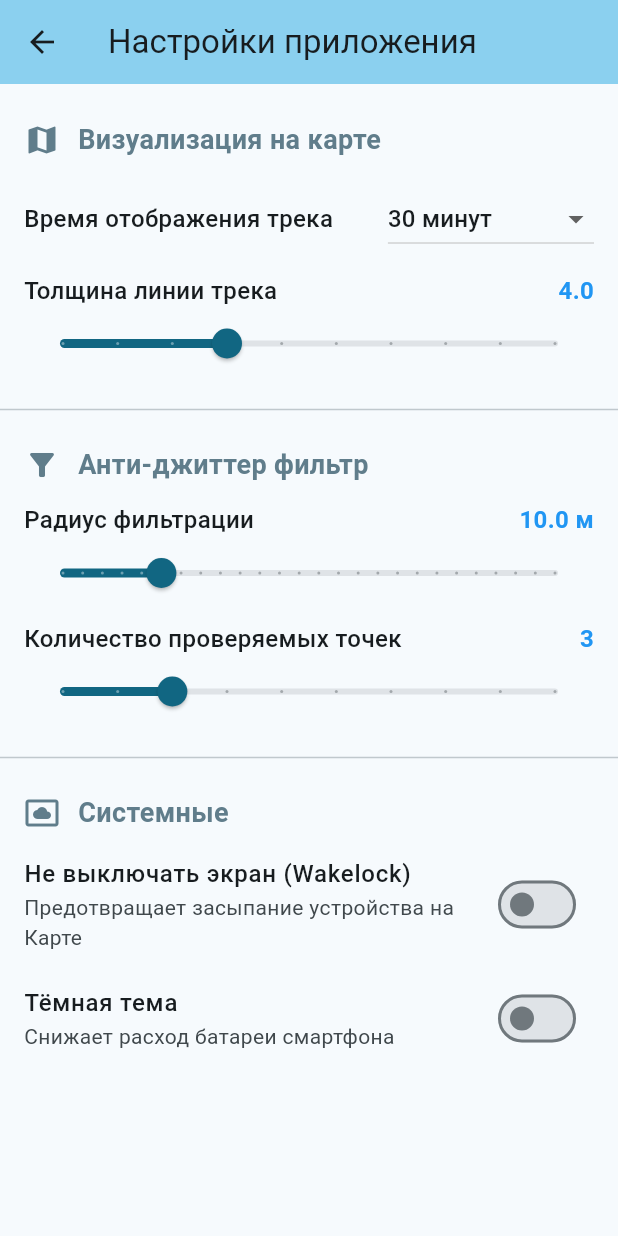
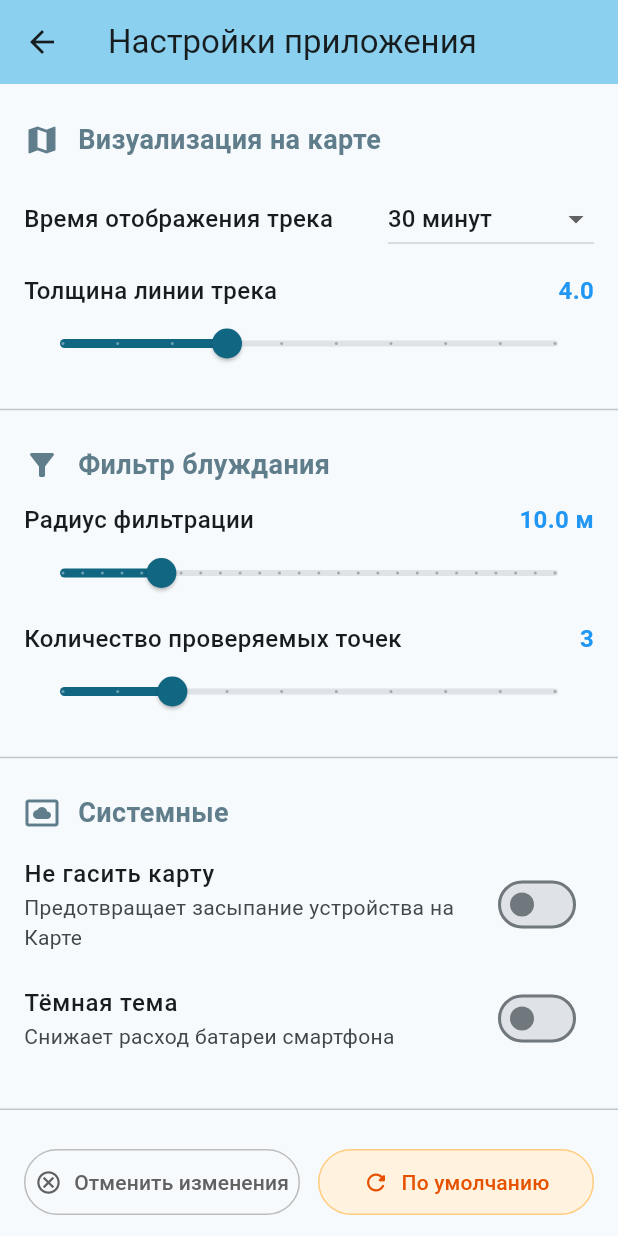
Before and after one commit to michroz2/Naviga-Operator, a Flutter app: the SettingsScreen screen opened directly, on a phone screen of 412 x 824 dp. Run offline on Flutter 3.47's test engine with Material 3 defaults, Android fonts, the phone set to English and light mode, and no system bars; our stand-ins replace flutter_blue_plus, flutter_local_notifications, flutter_map, geolocator, latlong2; missing offline and left inert: flutter_background_service.

Commit message:
1.32.2 Шаг 2 (v1.32.1) — Архитектура состояния (State Management): Создание центрального класса AppSettings в оперативной памяти. (Успешно завершено) Шаг 3 (v1.32.2) — Логика транзакционности (Отмена и Сброс): Перевод экрана настроек на буферное (временное) хранение данных внутри состояния виджета. Реализация кэширования при входе, кнопки «Отменить изменения» (выход без сохранения) и кнопки «По умолчанию» с предупреждающим диалогом. Выход с экрана обычным жестом или стрелкой «Назад» подтверждает и сохраняет изменения.

```diff
--- a/lib/app_config.dart
+++ b/lib/app_config.dart
@@ -6,5 +6,5 @@
  */
 
 class AppConfig {
-  static const String version = '1.32.0';
+  static const String version = '1.32.2';
 }
--- /dev/null
+++ b/lib/app_settings.dart
@@ -0,0 +1,80 @@
+/*
+ * Файл: app_settings.dart
+ * Версия: 1.32.1
+ * Изменения: ЭТАП Настроек, Шаг 2. Создан синглтон для хранения и управления состоянием локальных настроек приложения (в оперативной памяти).
+ * Описание: Менеджер локальных настроек приложения.
+ */
+
+import 'package:flutter/foundation.dart';
+
+class AppSettings extends ChangeNotifier {
+  // Реализация паттерна Singleton для доступа из любой точки приложения
+  static final AppSettings _instance = AppSettings._internal();
+  factory AppSettings() => _instance;
+  AppSettings._internal();
+
+  // --- Значения по умолчанию ---
+
+  // Визуализация на карте
+  int _trackTimeMs = 1800000; // 30 минут
+  double _trackWidth = 4.0;
+
+  // Пространственный фильтр
+  double _jitterRadius = 10.0;
+  int _jitterPoints = 3;
+
+  // Системные
+  bool _keepScreenOn = false;
+  bool _darkTheme = false;
+
+  // --- Геттеры ---
+  int get trackTimeMs => _trackTimeMs;
+  double get trackWidth => _trackWidth;
+  double get jitterRadius => _jitterRadius;
+  int get jitterPoints => _jitterPoints;
+  bool get keepScreenOn => _keepScreenOn;
+  bool get darkTheme => _darkTheme;
+
+  // --- Сеттеры с уведомлением слушателей ---
+  void setTrackTimeMs(int value) {
+    if (_trackTimeMs != value) {
+      _trackTimeMs = value;
+      notifyListeners();
+    }
+  }
+
+  void setTrackWidth(double value) {
+    if (_trackWidth != value) {
+      _trackWidth = value;
+      notifyListeners();
+    }
+  }
+
+  void setJitterRadius(double value) {
+    if (_jitterRadius != value) {
+      _jitterRadius = value;
+      notifyListeners();
+    }
+  }
+
+  void setJitterPoints(int value) {
+    if (_jitterPoints != value) {
+      _jitterPoints = value;
+      notifyListeners();
+    }
+  }
+
+  void setKeepScreenOn(bool value) {
+    if (_keepScreenOn != value) {
+      _keepScreenOn = value;
+      notifyListeners();
+    }
+  }
+
+  void setDarkTheme(bool value) {
+    if (_darkTheme != value) {
+      _darkTheme = value;
+      notifyListeners();
+    }
+  }
+}
--- a/lib/settings_screen.dart
+++ b/lib/settings_screen.dart
@@ -1,11 +1,12 @@
 /*
  * Файл: settings_screen.dart
- * Версия: 1.32.0
- * Изменения: ЭТАП Настроек, Шаг 1. Создан визуальный каркас экрана настроек приложения.
+ * Версия: 1.32.2
+ * Изменения: ЭТАП Настроек, Шаг 3. Реализован буфер редактирования. Добавлены кнопки "Отменить изменения" и "По умолчанию" с диалогом подтверждения.
  * Описание: Экран управления локальными настройками приложения.
  */
 
 import 'package:flutter/material.dart';
+import 'app_settings.dart';
 
 class SettingsScreen extends StatefulWidget {
   const SettingsScreen({super.key});
@@ -15,13 +16,18 @@ class SettingsScreen extends StatefulWidget {
 }
 
 class _SettingsScreenState extends State<SettingsScreen> {
-  // Временные локальные переменные для визуального тестирования (Шаг 1)
-  int _trackTimeMs = 1800000; // 30 минут по умолчанию
-  double _trackWidth = 4.0;
-  double _jitterRadius = 10.0;
-  int _jitterPoints = 3;
-  bool _keepScreenOn = false;
-  bool _darkTheme = false;
+  final AppSettings _settings = AppSettings();
+
+  // Локальный буфер текущей сессии редактирования
+  late int _trackTimeMs;
+  late double _trackWidth;
+  late double _jitterRadius;
+  late int _jitterPoints;
+  late bool _keepScreenOn;
+  late bool _darkTheme;
+
+  // Флаг, указывающий, что пользователь явно отменил изменения
+  bool _isCancelled = false;
 
   final Map<int, String> _trackTimeOptions = {
     300000: '5 минут',
@@ -33,8 +39,74 @@ class _SettingsScreenState extends State<SettingsScreen> {
   };
 
   @override
+  void initState() {
+    super.initState();
+    // Кэшируем глобальные настройки в локальный буфер при инициализации экрана
+    _trackTimeMs = _settings.trackTimeMs;
+    _trackWidth = _settings.trackWidth;
+    _jitterRadius = _settings.jitterRadius;
+    _jitterPoints = _settings.jitterPoints;
+    _keepScreenOn = _settings.keepScreenOn;
+    _darkTheme = _settings.darkTheme;
+  }
+
+  // Метод сохранения локального буфера в глобальные настройки
+  void _saveAllSettings() {
+    _settings.setTrackTimeMs(_trackTimeMs);
+    _settings.setTrackWidth(_trackWidth);
+    _settings.setJitterRadius(_jitterRadius);
+    _settings.setJitterPoints(_jitterPoints);
+    _settings.setKeepScreenOn(_keepScreenOn);
+    _settings.setDarkTheme(_darkTheme);
+  }
+
+  // Диалог подтверждения сброса настроек по умолчанию
+  void _showResetConfirmation(BuildContext context) {
+    showDialog(
+      context: context,
+      builder: (BuildContext ctx) {
+        return AlertDialog(
+          title: const Text('Сброс настроек'),
+          content: const Text('Вы уверены, что хотите восстановить все настройки приложения по умолчанию?'),
+          actions: [
+            TextButton(
+              onPressed: () => Navigator.of(ctx).pop(),
+              child: const Text('ОТМЕНА'),
+            ),
+            TextButton(
+              onPressed: () {
+                Navigator.of(ctx).pop();
+                setState(() {
+                  // Выставляем первоначальные жесткие дефолты в буфер
+                  _trackTimeMs = 1800000;
+                  _trackWidth = 4.0;
+                  _jitterRadius = 10.0;
+                  _jitterPoints = 3;
+                  _keepScreenOn = false;
+                  _darkTheme = false;
+                });
+              },
+              style: TextButton.styleFrom(foregroundColor: Colors.orange.shade900),
+              child: const Text('СБРОСИТЬ'),
+            ),
+          ],
+        );
+      },
+    );
+  }
+
+  @override
   Widget build(BuildContext context) {
-    return Scaffold(
+    // PopScope перехватывает выход с экрана (нажатие "Назад" в AppBar или системный жест)
+    return PopScope(
+      canPop: true,
+      onPopInvoked: (didPop) {
+        if (didPop && !_isCancelled) {
+          // Если это штатный выход (не через кнопку Отмена), применяем изменения
+          _saveAllSettings();
+        }
+      },
+      child: Scaffold(
         appBar: AppBar(
           title: const Text('Настройки приложения'),
           backgroundColor: Theme.of(context).colorScheme.inversePrimary,
@@ -59,7 +131,7 @@ class _SettingsScreenState extends State<SettingsScreen> {
             ),
             const Divider(height: 32),
 
-          _buildSectionHeader(Icons.filter_alt, 'Анти-джиттер фильтр'),
+            _buildSectionHeader(Icons.filter_alt, 'Фильтр блуждания'),
             _buildSliderRow(
               'Радиус фильтрации',
               _jitterRadius,
@@ -82,7 +154,7 @@ class _SettingsScreenState extends State<SettingsScreen> {
 
             _buildSectionHeader(Icons.settings_system_daydream, 'Системные'),
             SwitchListTile(
-            title: const Text('Не выключать экран (Wakelock)', style: TextStyle(fontWeight: FontWeight.w500)),
+              title: const Text('Не гасить карту', style: TextStyle(fontWeight: FontWeight.w500)),
               subtitle: const Text('Предотвращает засыпание устройства на Карте'),
               value: _keepScreenOn,
               onChanged: (val) => setState(() => _keepScreenOn = val),
@@ -93,10 +165,58 @@ class _SettingsScreenState extends State<SettingsScreen> {
               value: _darkTheme,
               onChanged: (val) => setState(() => _darkTheme = val),
             ),
+
+            const SizedBox(height: 24),
+            const Divider(height: 1),
+            const SizedBox(height: 24),
+
+            // БЛОК УПРАВЛЕНИЯ ИЗМЕНЕНИЯМИ (Кнопки)
+            Padding(
+              padding: const EdgeInsets.symmetric(horizontal: 16.0),
+              child: Row(
+                children: [
+                  Expanded(
+                    child: OutlinedButton.icon(
+                      onPressed: () {
+                        setState(() {
+                          _isCancelled = true; // Выставляем флаг отмены
+                        });
+                        Navigator.pop(context); // Выходим, PopScope увидит флаг и не запишет данные
+                      },
+                      icon: const Icon(Icons.cancel_outlined),
+                      label: const Text('Отменить изменения'),
+                      style: OutlinedButton.styleFrom(
+                        padding: const EdgeInsets.symmetric(vertical: 12),
+                        side: BorderSide(color: Colors.grey.shade400),
+                        foregroundColor: Colors.grey.shade700,
+                      ),
+                    ),
+                  ),
+                  const SizedBox(width: 12),
+                  Expanded(
+                    child: ElevatedButton.icon(
+                      onPressed: () => _showResetConfirmation(context),
+                      icon: const Icon(Icons.refresh_rounded),
+                      label: const Text('По умолчанию'),
+                      style: ElevatedButton.styleFrom(
+                        padding: const EdgeInsets.symmetric(vertical: 12),
+                        backgroundColor: Colors.orange.shade50,
+                        foregroundColor: Colors.orange.shade900,
+                        elevation: 0,
+                        side: BorderSide(color: Colors.orange.shade200),
+                      ),
+                    ),
+                  ),
                 ],
+              ),
+            ),
+          ],
+        ),
       ),
     );
   }
+
+  // --- Вспомогательные виджеты ---
 
   Widget _buildSectionHeader(IconData icon, String title) {
     return Padding(
```
Lines whose indentation alone changed are shown as unchanged.
